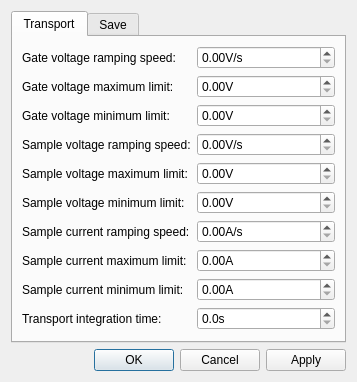
First picture: the form in gui/transport/transport_settings_gui.ui, repository sriharijayaram5/qudi, before the edit.
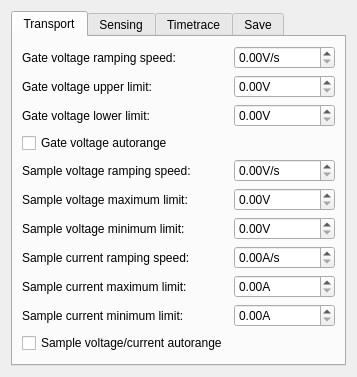
Second picture: the form after the edit. The open tabs and pages were chosen to show the change. Custom widgets are drawn as their Qt base class.

Commit message: Gui for transport modul

Patch:
```diff
--- a/gui/transport/transport_settings_gui.ui
+++ b/gui/transport/transport_settings_gui.ui
@@ -7,7 +7,7 @@
     <x>0</x>
     <y>0</y>
     <width>357</width>
-    <height>372</height>
+    <height>354</height>
    </rect>
   </property>
   <property name="sizePolicy">
@@ -33,6 +33,136 @@
        <string>Transport</string>
       </attribute>
       <layout class="QGridLayout" name="gridLayout_2">
+       <item row="4" column="0">
+        <widget class="QCheckBox" name="gate_voltage_autorange_checkBox">
+         <property name="text">
+          <string>Gate voltage autorange</string>
+         </property>
+        </widget>
+       </item>
+       <item row="11" column="0">
+        <widget class="QCheckBox" name="sample_transport_autorange_checkBox">
+         <property name="text">
+          <string>Sample voltage/current autorange</string>
+         </property>
+        </widget>
+       </item>
+       <item row="3" column="0">
+        <widget class="QLabel" name="label_12">
+         <property name="text">
+          <string>Gate voltage lower limit:</string>
+         </property>
+        </widget>
+       </item>
+       <item row="5" column="0">
+        <widget class="QLabel" name="label_3">
+         <property name="text">
+          <string>Sample voltage ramping speed:</string>
+         </property>
+        </widget>
+       </item>
+       <item row="3" column="1">
+        <widget class="ScienDSpinBox" name="gate_voltage_lower_limit_DoubleSpinBox">
+         <property name="toolTip">
+          <string>&lt;html&gt;&lt;head/&gt;&lt;body&gt;&lt;p&gt;The integration time per pixel for a sample scan. &lt;/p&gt;&lt;/body&gt;&lt;/html&gt;</string>
+         </property>
+         <property name="suffix">
+          <string>V</string>
+         </property>
+         <property name="decimals">
+          <number>2</number>
+         </property>
+         <property name="maximum">
+          <double>20.000000000000000</double>
+         </property>
+         <property name="singleStep">
+          <double>0.100000000000000</double>
+         </property>
+         <property name="value">
+          <double>0.000000000000000</double>
+         </property>
+        </widget>
+       </item>
+       <item row="1" column="1">
+        <widget class="ScienDSpinBox" name="gate_voltage_upper_limit_DoubleSpinBox">
+         <property name="toolTip">
+          <string>&lt;html&gt;&lt;head/&gt;&lt;body&gt;&lt;p&gt;The integration time per pixel for a sample scan. &lt;/p&gt;&lt;/body&gt;&lt;/html&gt;</string>
+         </property>
+         <property name="suffix">
+          <string>V</string>
+         </property>
+         <property name="decimals">
+          <number>2</number>
+         </property>
+         <property name="maximum">
+          <double>20.000000000000000</double>
+         </property>
+         <property name="singleStep">
+          <double>0.100000000000000</double>
+         </property>
+         <property name="value">
+          <double>0.000000000000000</double>
+         </property>
+        </widget>
+       </item>
+       <item row="1" column="0">
+        <widget class="QLabel" name="label_11">
+         <property name="text">
+          <string>Gate voltage upper limit:</string>
+         </property>
+        </widget>
+       </item>
+       <item row="0" column="1">
+        <widget class="ScienDSpinBox" name="gate_voltage_ramp_speed_DoubleSpinBox">
+         <property name="toolTip">
+          <string>&lt;html&gt;&lt;head/&gt;&lt;body&gt;&lt;p&gt;&lt;span style=&quot; font-size:10pt;&quot;&gt;The speed the sample scanner can take for an idle move, i.e. a move where no measurement is performed. Be careful with speeds greater than 1um/s.&lt;/span&gt;&lt;/p&gt;&lt;/body&gt;&lt;/html&gt;</string>
+         </property>
+         <property name="suffix">
+          <string>V/s</string>
+         </property>
+         <property name="decimals">
+          <number>2</number>
+         </property>
+         <property name="maximum">
+          <double>1.000000000000000</double>
+         </property>
+         <property name="singleStep">
+          <double>0.100000000000000</double>
+         </property>
+         <property name="value">
+          <double>0.000000000000000</double>
+         </property>
+        </widget>
+       </item>
+       <item row="8" column="1">
+        <widget class="ScienDSpinBox" name="sample_current_ramp_speed_DoubleSpinBox">
+         <property name="toolTip">
+          <string>&lt;html&gt;&lt;head/&gt;&lt;body&gt;&lt;p&gt;&lt;span style=&quot; font-size:10pt;&quot;&gt;The speed the sample scanner can take for an idle move, i.e. a move where no measurement is performed. Be careful with speeds greater than 1um/s.&lt;/span&gt;&lt;/p&gt;&lt;/body&gt;&lt;/html&gt;</string>
+         </property>
+         <property name="suffix">
+          <string>A/s</string>
+         </property>
+         <property name="decimals">
+          <number>2</number>
+         </property>
+         <property name="maximum">
+          <double>1.000000000000000</double>
+         </property>
+         <property name="singleStep">
+          <double>0.100000000000000</double>
+         </property>
+         <property name="value">
+          <double>0.000000000000000</double>
+         </property>
+        </widget>
+       </item>
+       <item row="10" column="0">
+        <widget class="QLabel" name="label_19">
+         <property name="text">
+          <string>Sample current minimum limit:</string>
+         </property>
+        </widget>
+       </item>
        <item row="0" column="0">
         <widget class="QLabel" name="label_2">
          <property name="text">
@@ -41,94 +171,65 @@
         </widget>
        </item>
        <item row="8" column="0">
-        <widget class="QLabel" name="label_19">
-         <property name="text">
-          <string>Sample current minimum limit:</string>
-         </property>
-        </widget>
-       </item>
-       <item row="6" column="1">
-        <widget class="ScienDSpinBox" name="sample_current_ramp_speed_DoubleSpinBox">
-         <property name="toolTip">
-          <string>&lt;html&gt;&lt;head/&gt;&lt;body&gt;&lt;p&gt;&lt;span style=&quot; font-size:10pt;&quot;&gt;The speed the sample scanner can take for an idle move, i.e. a move where no measurement is performed. Be careful with speeds greater than 1um/s.&lt;/span&gt;&lt;/p&gt;&lt;/body&gt;&lt;/html&gt;</string>
-         </property>
-         <property name="suffix">
-          <string>A/s</string>
-         </property>
-         <property name="decimals">
-          <number>2</number>
-         </property>
-         <property name="maximum">
-          <double>1.000000000000000</double>
-         </property>
-         <property name="singleStep">
-          <double>0.100000000000000</double>
-         </property>
-         <property name="value">
-          <double>0.000000000000000</double>
-         </property>
-        </widget>
-       </item>
-       <item row="7" column="0">
-        <widget class="QLabel" name="label_18">
-         <property name="text">
-          <string>Sample current maximum limit:</string>
-         </property>
-        </widget>
-       </item>
-       <item row="8" column="1">
-        <widget class="ScienDSpinBox" name="sample_current_min_DoubleSpinBox">
-         <property name="toolTip">
-          <string>&lt;html&gt;&lt;head/&gt;&lt;body&gt;&lt;p&gt;The integration time per pixel for a sample scan. &lt;/p&gt;&lt;/body&gt;&lt;/html&gt;</string>
-         </property>
-         <property name="suffix">
-          <string>A</string>
-         </property>
-         <property name="decimals">
-          <number>2</number>
-         </property>
-         <property name="maximum">
-          <double>20.000000000000000</double>
-         </property>
-         <property name="singleStep">
-          <double>0.100000000000000</double>
-         </property>
-         <property name="value">
-          <double>0.000000000000000</double>
-         </property>
-        </widget>
-       </item>
-       <item row="7" column="1">
-        <widget class="ScienDSpinBox" name="sample_current_max_DoubleSpinBox">
-         <property name="toolTip">
-          <string>&lt;html&gt;&lt;head/&gt;&lt;body&gt;&lt;p&gt;The integration time per pixel for a sample scan. &lt;/p&gt;&lt;/body&gt;&lt;/html&gt;</string>
-         </property>
-         <property name="suffix">
-          <string>A</string>
-         </property>
-         <property name="decimals">
-          <number>2</number>
-         </property>
-         <property name="maximum">
-          <double>20.000000000000000</double>
-         </property>
-         <property name="singleStep">
-          <double>0.100000000000000</double>
-         </property>
-         <property name="value">
-          <double>0.000000000000000</double>
-         </property>
-        </widget>
-       </item>
-       <item row="6" column="0">
         <widget class="QLabel" name="label_6">
          <property name="text">
           <string>Sample current ramping speed:</string>
          </property>
         </widget>
        </item>
-       <item row="5" column="1">
-        <widget class="ScienDSpinBox" name="sample_voltage_min_DoubleSpinBox">
+       <item row="9" column="0">
+        <widget class="QLabel" name="label_18">
+         <property name="text">
+          <string>Sample current maximum limit:</string>
+         </property>
+        </widget>
+       </item>
+       <item row="9" column="1">
+        <widget class="ScienDSpinBox" name="sample_current_upper_limit_DoubleSpinBox">
+         <property name="toolTip">
+          <string>&lt;html&gt;&lt;head/&gt;&lt;body&gt;&lt;p&gt;The integration time per pixel for a sample scan. &lt;/p&gt;&lt;/body&gt;&lt;/html&gt;</string>
+         </property>
+         <property name="suffix">
+          <string>A</string>
+         </property>
+         <property name="decimals">
+          <number>2</number>
+         </property>
+         <property name="maximum">
+          <double>20.000000000000000</double>
+         </property>
+         <property name="singleStep">
+          <double>0.100000000000000</double>
+         </property>
+         <property name="value">
+          <double>0.000000000000000</double>
+         </property>
+        </widget>
+       </item>
+       <item row="10" column="1">
+        <widget class="ScienDSpinBox" name="sample_current_lower_limit_DoubleSpinBox">
+         <property name="toolTip">
+          <string>&lt;html&gt;&lt;head/&gt;&lt;body&gt;&lt;p&gt;The integration time per pixel for a sample scan. &lt;/p&gt;&lt;/body&gt;&lt;/html&gt;</string>
+         </property>
+         <property name="suffix">
+          <string>A</string>
+         </property>
+         <property name="decimals">
+          <number>2</number>
+         </property>
+         <property name="maximum">
+          <double>20.000000000000000</double>
+         </property>
+         <property name="singleStep">
+          <double>0.100000000000000</double>
+         </property>
+         <property name="value">
+          <double>0.000000000000000</double>
+         </property>
+        </widget>
+       </item>
+       <item row="6" column="1">
+        <widget class="ScienDSpinBox" name="sample_voltage_upper_limit_DoubleSpinBox">
          <property name="toolTip">
           <string>&lt;html&gt;&lt;head/&gt;&lt;body&gt;&lt;p&gt;The integration time per pixel for a sample scan. &lt;/p&gt;&lt;/body&gt;&lt;/html&gt;</string>
          </property>
@@ -149,101 +250,114 @@
          </property>
         </widget>
        </item>
-       <item row="5" column="0">
+       <item row="7" column="0">
         <widget class="QLabel" name="label_17">
          <property name="text">
           <string>Sample voltage minimum limit:</string>
          </property>
         </widget>
        </item>
-       <item row="4" column="0">
+       <item row="5" column="1">
+        <widget class="ScienDSpinBox" name="sample_voltage_ramp_speed_DoubleSpinBox">
+         <property name="toolTip">
+          <string>&lt;html&gt;&lt;head/&gt;&lt;body&gt;&lt;p&gt;&lt;span style=&quot; font-size:10pt;&quot;&gt;The speed the sample scanner can take for an idle move, i.e. a move where no measurement is performed. Be careful with speeds greater than 1um/s.&lt;/span&gt;&lt;/p&gt;&lt;/body&gt;&lt;/html&gt;</string>
+         </property>
+         <property name="suffix">
+          <string>V/s</string>
+         </property>
+         <property name="decimals">
+          <number>2</number>
+         </property>
+         <property name="maximum">
+          <double>1.000000000000000</double>
+         </property>
+         <property name="singleStep">
+          <double>0.100000000000000</double>
+         </property>
+         <property name="value">
+          <double>0.000000000000000</double>
+         </property>
+        </widget>
+       </item>
+       <item row="7" column="1">
+        <widget class="ScienDSpinBox" name="sample_voltage_lower_limit_DoubleSpinBox">
+         <property name="toolTip">
+          <string>&lt;html&gt;&lt;head/&gt;&lt;body&gt;&lt;p&gt;The integration time per pixel for a sample scan. &lt;/p&gt;&lt;/body&gt;&lt;/html&gt;</string>
+         </property>
+         <property name="suffix">
+          <string>V</string>
+         </property>
+         <property name="decimals">
+          <number>2</number>
+         </property>
+         <property name="maximum">
+          <double>20.000000000000000</double>
+         </property>
+         <property name="singleStep">
+          <double>0.100000000000000</double>
+         </property>
+         <property name="value">
+          <double>0.000000000000000</double>
+         </property>
+        </widget>
+       </item>
+       <item row="6" column="0">
         <widget class="QLabel" name="label_16">
          <property name="text">
           <string>Sample voltage maximum limit:</string>
          </property>
         </widget>
        </item>
-       <item row="4" column="1">
-        <widget class="ScienDSpinBox" name="sample_voltage_max_DoubleSpinBox">
-         <property name="toolTip">
-          <string>&lt;html&gt;&lt;head/&gt;&lt;body&gt;&lt;p&gt;The integration time per pixel for a sample scan. &lt;/p&gt;&lt;/body&gt;&lt;/html&gt;</string>
-         </property>
-         <property name="suffix">
-          <string>V</string>
-         </property>
-         <property name="decimals">
-          <number>2</number>
-         </property>
-         <property name="maximum">
-          <double>20.000000000000000</double>
-         </property>
-         <property name="singleStep">
-          <double>0.100000000000000</double>
-         </property>
-         <property name="value">
-          <double>0.000000000000000</double>
-         </property>
-        </widget>
-       </item>
-       <item row="3" column="1">
-        <widget class="ScienDSpinBox" name="sample_voltage_ramp_speed_DoubleSpinBox">
-         <property name="toolTip">
-          <string>&lt;html&gt;&lt;head/&gt;&lt;body&gt;&lt;p&gt;&lt;span style=&quot; font-size:10pt;&quot;&gt;The speed the sample scanner can take for an idle move, i.e. a move where no measurement is performed. Be careful with speeds greater than 1um/s.&lt;/span&gt;&lt;/p&gt;&lt;/body&gt;&lt;/html&gt;</string>
-         </property>
-         <property name="suffix">
-          <string>V/s</string>
-         </property>
-         <property name="decimals">
-          <number>2</number>
-         </property>
-         <property name="maximum">
-          <double>1.000000000000000</double>
-         </property>
-         <property name="singleStep">
-          <double>0.100000000000000</double>
-         </property>
-         <property name="value">
-          <double>0.000000000000000</double>
-         </property>
-        </widget>
-       </item>
-       <item row="2" column="1">
-        <widget class="ScienDSpinBox" name="gate_voltage_min_DoubleSpinBox">
-         <property name="toolTip">
-          <string>&lt;html&gt;&lt;head/&gt;&lt;body&gt;&lt;p&gt;The integration time per pixel for a sample scan. &lt;/p&gt;&lt;/body&gt;&lt;/html&gt;</string>
-         </property>
-         <property name="suffix">
-          <string>V</string>
-         </property>
-         <property name="decimals">
-          <number>2</number>
-         </property>
-         <property name="maximum">
-          <double>20.000000000000000</double>
-         </property>
-         <property name="singleStep">
-          <double>0.100000000000000</double>
-         </property>
-         <property name="value">
-          <double>0.000000000000000</double>
-         </property>
-        </widget>
-       </item>
+      </layout>
+     </widget>
+     <widget class="QWidget" name="sensing_setting">
+      <attribute name="title">
+       <string>Sensing</string>
+      </attribute>
+      <layout class="QGridLayout" name="gridLayout_4">
        <item row="2" column="0">
-        <widget class="QLabel" name="label_12">
+        <widget class="QCheckBox" name="sensing_four_port_checkBox">
          <property name="text">
-          <string>Gate voltage minimum limit:</string>
+          <string>Sensing four port measurement</string>
          </property>
         </widget>
        </item>
        <item row="3" column="0">
-        <widget class="QLabel" name="label_3">
+        <widget class="QCheckBox" name="sensing_achange_checkBox">
          <property name="text">
-          <string>Sample voltage ramping speed:</string>
+          <string>Sensing Auto V/I</string>
          </property>
         </widget>
        </item>
-       <item row="9" column="1">
+       <item row="0" column="0">
+        <widget class="QCheckBox" name="sensing_autorange_checkBox">
+         <property name="text">
+          <string>Sensing autorange</string>
+         </property>
+        </widget>
+       </item>
+       <item row="4" column="0">
+        <widget class="QLabel" name="label_4">
+         <property name="text">
+          <string>Sensing delay:</string>
+         </property>
+        </widget>
+       </item>
+       <item row="5" column="0">
+        <widget class="QLabel" name="label_14">
+         <property name="text">
+          <string>Integration time:</string>
+         </property>
+        </widget>
+       </item>
+       <item row="1" column="0">
+        <widget class="QCheckBox" name="sensing_autozero_checkBox">
+         <property name="text">
+          <string>Sensing autozero</string>
+         </property>
+        </widget>
+       </item>
+       <item row="5" column="1">
         <widget class="ScienDSpinBox" name="int_time_transport_DoubleSpinBox">
          <property name="toolTip">
           <string>&lt;html&gt;&lt;head/&gt;&lt;body&gt;&lt;p&gt;The integration time per pixel for an objective scan. Be aware to choose this number wisely, as it determines your scan speed.&lt;/p&gt;&lt;/body&gt;&lt;/html&gt;</string>
@@ -265,23 +379,16 @@
          </property>
         </widget>
        </item>
-       <item row="1" column="0">
-        <widget class="QLabel" name="label_11">
-         <property name="text">
-          <string>Gate voltage maximum limit:</string>
-         </property>
-        </widget>
-       </item>
-       <item row="1" column="1">
-        <widget class="ScienDSpinBox" name="gate_voltage_max_DoubleSpinBox">
+       <item row="4" column="1">
+        <widget class="ScienDSpinBox" name="sensing_delay_DoubleSpinBox">
          <property name="toolTip">
           <string>&lt;html&gt;&lt;head/&gt;&lt;body&gt;&lt;p&gt;The integration time per pixel for a sample scan. &lt;/p&gt;&lt;/body&gt;&lt;/html&gt;</string>
          </property>
          <property name="suffix">
-          <string>V</string>
+          <string>s</string>
          </property>
          <property name="decimals">
-          <number>2</number>
+          <number>1</number>
          </property>
          <property name="maximum">
           <double>20.000000000000000</double>
@@ -294,10 +401,17 @@
          </property>
         </widget>
        </item>
-       <item row="9" column="0">
-        <widget class="QLabel" name="label_10">
+      </layout>
+     </widget>
+     <widget class="QWidget" name="timetrace_settings">
+      <attribute name="title">
+       <string>Timetrace</string>
+      </attribute>
+      <layout class="QGridLayout" name="gridLayout_5">
+       <item row="0" column="0">
+        <widget class="QLabel" name="label">
          <property name="text">
-          <string>Transport integration time:</string>
+          <string>Buffer length:</string>
          </property>
         </widget>
        </item>
@@ -368,22 +482,6 @@
      </widget>
     </widget>
    </item>
-   <item row="1" column="0">
-    <widget class="QDialogButtonBox" name="buttonBox">
-     <property name="locale">
-      <locale language="English" country="UnitedStates"/>
-     </property>
-     <property name="orientation">
-      <enum>Qt::Horizontal</enum>
-     </property>
-     <property name="standardButtons">
-      <set>QDialogButtonBox::Apply|QDialogButtonBox::Cancel|QDialogButtonBox::Ok</set>
-     </property>
-     <property name="centerButtons">
-      <bool>false</bool>
-     </property>
-    </widget>
-   </item>
   </layout>
  </widget>
  <customwidgets>
```
Left out of the diff: 97 changed lines with no effect on the pictures. The commit also changes 2 other files.
